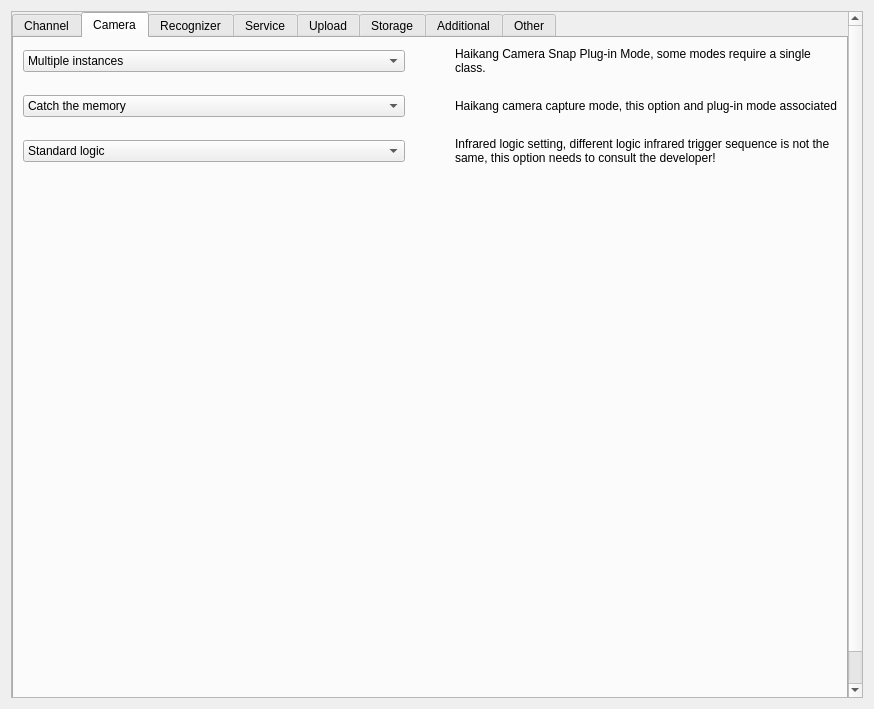
This is Main/Setting/system_setting_form.ui in 519984307/Container_Multiple_Channels_20200522 as Qt 5 draws it before an edit. The edited form follows.
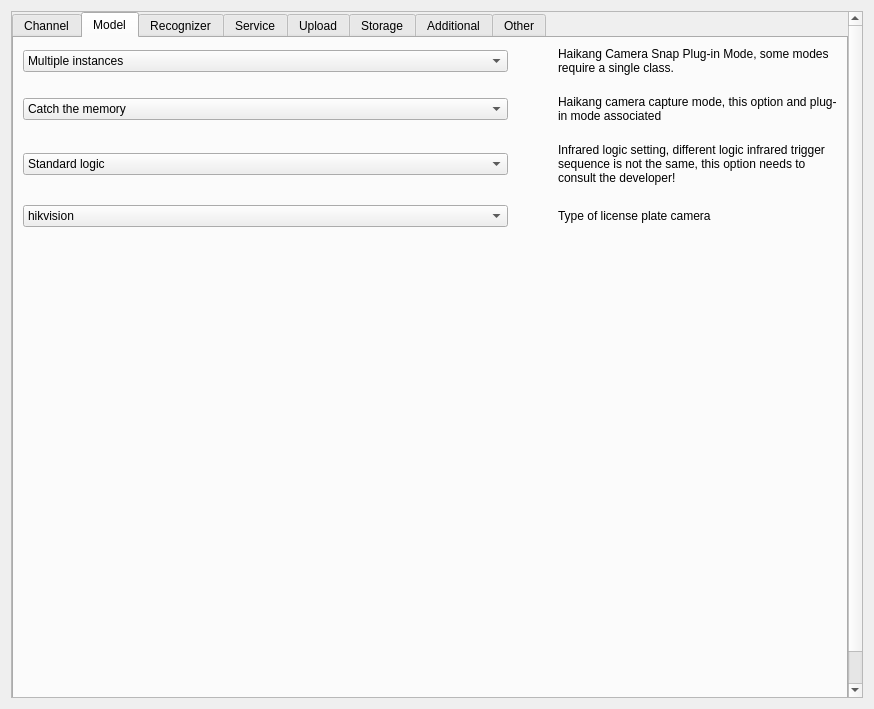
This is the edited form. The open tabs and pages were chosen to show the change.

```diff
--- a/Main/Setting/system_setting_form.ui
+++ b/Main/Setting/system_setting_form.ui
@@ -26,7 +26,7 @@
       <property name="geometry">
        <rect>
         <x>0</x>
-        <y>-151</y>
+        <y>0</y>
         <width>829</width>
         <height>836</height>
        </rect>
@@ -432,7 +432,7 @@
          </widget>
          <widget class="QWidget" name="Camera">
           <attribute name="title">
-           <string>Camera</string>
+           <string>Model</string>
           </attribute>
           <layout class="QGridLayout" name="gridLayout_16">
            <property name="horizontalSpacing">
@@ -441,6 +441,33 @@
            <property name="verticalSpacing">
             <number>20</number>
            </property>
+           <item row="0" column="0">
+            <widget class="QComboBox" name="Camera_Load_Plugin_comboBox">
+             <property name="currentIndex">
+              <number>1</number>
+             </property>
+             <item>
+              <property name="text">
+               <string>A single instance</string>
+              </property>
+             </item>
+             <item>
+              <property name="text">
+               <string>Multiple instances</string>
+              </property>
+             </item>
+            </widget>
+           </item>
+           <item row="0" column="1">
+            <widget class="QLabel" name="label_42">
+             <property name="text">
+              <string>Haikang Camera Snap Plug-in Mode, some modes require a single class.</string>
+             </property>
+             <property name="wordWrap">
+              <bool>true</bool>
+             </property>
+            </widget>
+           </item>
            <item row="1" column="0">
             <widget class="QComboBox" name="HCNET_Capture_Type_comboBox">
              <item>
@@ -470,29 +497,6 @@
              </item>
             </widget>
            </item>
-           <item row="3" column="0">
-            <spacer name="verticalSpacer_9">
-             <property name="orientation">
-              <enum>Qt::Vertical</enum>
-             </property>
-             <property name="sizeHint" stdset="0">
-              <size>
-               <width>20</width>
-               <height>40</height>
-              </size>
-             </property>
-            </spacer>
-           </item>
-           <item row="0" column="1">
-            <widget class="QLabel" name="label_42">
-             <property name="text">
-              <string>Haikang Camera Snap Plug-in Mode, some modes require a single class.</string>
-             </property>
-             <property name="wordWrap">
-              <bool>true</bool>
-             </property>
-            </widget>
-           </item>
            <item row="1" column="1">
             <widget class="QLabel" name="label_43">
              <property name="text">
@@ -503,23 +507,6 @@
              </property>
             </widget>
            </item>
-           <item row="0" column="0">
-            <widget class="QComboBox" name="HCNET_Load_Plugin_comboBox">
-             <property name="currentIndex">
-              <number>1</number>
-             </property>
-             <item>
-              <property name="text">
-               <string>A single instance</string>
-              </property>
-             </item>
-             <item>
-              <property name="text">
-               <string>Multiple instances</string>
-              </property>
-             </item>
-            </widget>
-           </item>
            <item row="2" column="0">
             <widget class="QComboBox" name="LogicType_comboBox">
              <item>
@@ -544,6 +531,49 @@
              </property>
             </widget>
            </item>
+           <item row="3" column="0">
+            <widget class="QComboBox" name="PlateType_comboBox">
+             <property name="sizePolicy">
+              <sizepolicy hsizetype="Expanding" vsizetype="Fixed">
+               <horstretch>0</horstretch>
+               <verstretch>0</verstretch>
+              </sizepolicy>
+             </property>
+             <item>
+              <property name="text">
+               <string>hikvision</string>
+              </property>
+             </item>
+             <item>
+              <property name="text">
+               <string>WTY</string>
+              </property>
+             </item>
+            </widget>
+           </item>
+           <item row="3" column="1">
+            <widget class="QLabel" name="label_50">
+             <property name="text">
+              <string>Type of license plate camera</string>
+             </property>
+             <property name="wordWrap">
+              <bool>true</bool>
+             </property>
+            </widget>
+           </item>
+           <item row="4" column="0">
+            <spacer name="verticalSpacer_9">
+             <property name="orientation">
+              <enum>Qt::Vertical</enum>
+             </property>
+             <property name="sizeHint" stdset="0">
+              <size>
+               <width>20</width>
+               <height>40</height>
+              </size>
+             </property>
+            </spacer>
+           </item>
           </layout>
          </widget>
          <widget class="QWidget" name="Recognizer">
```
Left out of the diff: 4 changed lines with no effect on the pictures.
